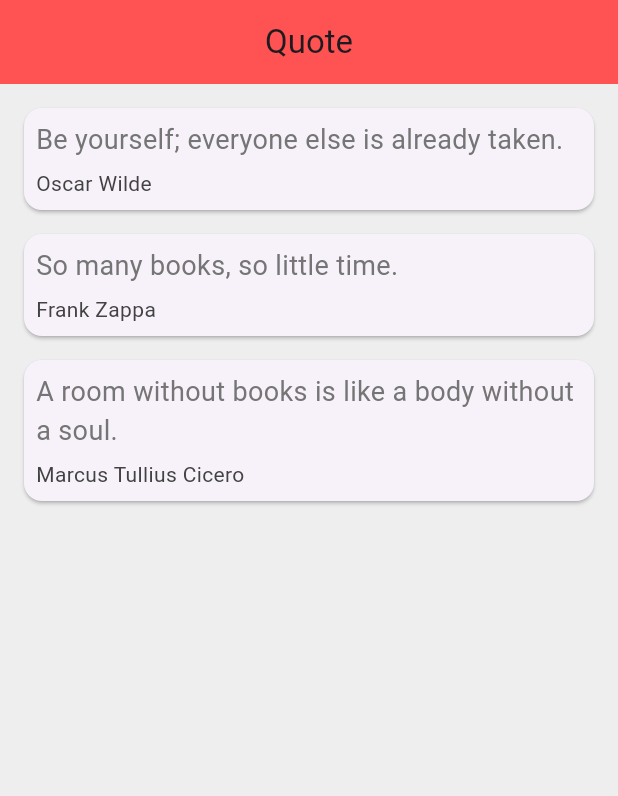
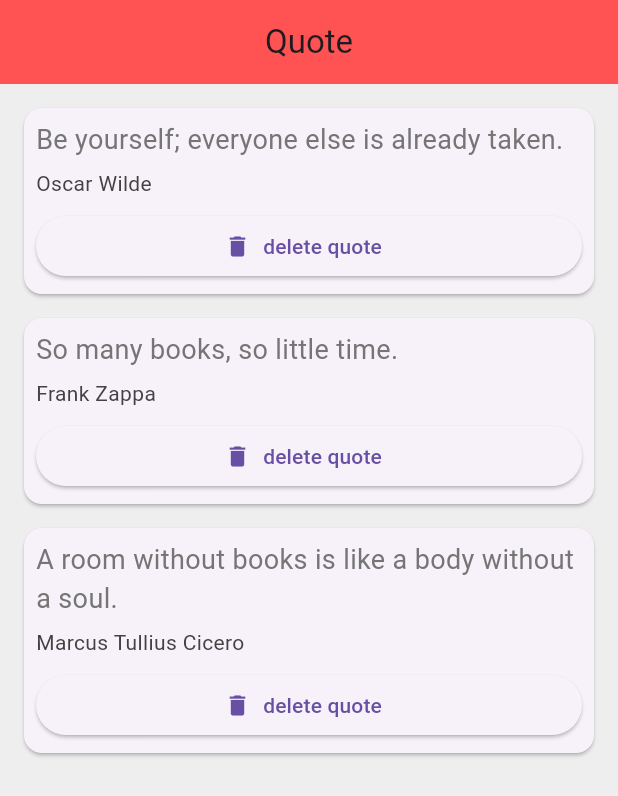
Before and after one commit to dimss113/flutter_tutorial, a Flutter app: the screen it shows after launch, on a phone screen of 412 x 824 dp. Shown: the top 796 px of the screen. Run offline on Flutter 3.47's test engine with Material 3 defaults, Android fonts, the phone set to English and light mode, and no system bars.

Commit message:
feat: add quotecard delete

```diff
--- a/lib/main.dart
+++ b/lib/main.dart
@@ -3,6 +3,7 @@ import 'package:flutter/material.dart';
 import 'package:flutter/rendering.dart';
 import 'package:flutter/widgets.dart';
 import 'quote.dart';
+import 'quote_card.dart';
 
 void main() {
   runApp(const MaterialApp(
@@ -31,35 +32,6 @@ class _QuoteListState extends State<QuoteList> {
         author: 'Marcus Tullius Cicero'),
   ];
 
-  Widget quoteTemplate(quote) {
-    return Card(
-      margin: const EdgeInsets.fromLTRB(16.0, 16.0, 16.0, 0),
-      child: Padding(
-        padding: const EdgeInsets.all(8.0),
-        child: Column(
-          crossAxisAlignment: CrossAxisAlignment.stretch,
-          children: <Widget>[
-            Text(
-              quote.quote,
-              style: TextStyle(
-                fontSize: 18.0,
-                color: Colors.grey[600],
-              )
-            ),
-            const SizedBox(height: 6.0),
-            Text(
-              quote.author,
-              style: TextStyle(
-                fontSize: 14.0,
-                color: Colors.grey[800],
-              )
-            ),
-          ],
-        ),
-      ),
-    );
-  }
-
   @override
   Widget build(BuildContext context) {
     return Scaffold(
@@ -73,7 +45,14 @@ class _QuoteListState extends State<QuoteList> {
           children: <Widget>[
             Column(
               children: quotes.map((quote) {
-                return quoteTemplate(quote); // Display the first and second quote
+                return QuoteCard(
+                    quote: quote,
+                    delete: () {
+                      setState(() {
+                        quotes.remove(quote);
+                      });
+                    }
+                ); // Display the first and second quote
               }).toList(), // Display the third quote
             )
           ],
--- /dev/null
+++ b/lib/quote_card.dart
@@ -0,0 +1,46 @@
+import 'package:flutter/cupertino.dart';
+import 'package:flutter/material.dart';
+import 'package:flutter/rendering.dart';
+import 'package:flutter/widgets.dart';
+import 'quote.dart';
+
+class QuoteCard extends StatelessWidget {
+
+  final Quote quote;
+  final Function delete;
+  const QuoteCard({super.key,
+    required this.quote, required this.delete
+  });
+
+  @override
+  Widget build(BuildContext context) {
+    return Card(
+      margin: const EdgeInsets.fromLTRB(16.0, 16.0, 16.0, 0),
+      child: Padding(
+        padding: const EdgeInsets.all(8.0),
+        child: Column(
+          crossAxisAlignment: CrossAxisAlignment.stretch,
+          children: <Widget>[
+            Text(quote.quote,
+                style: TextStyle(
+                  fontSize: 18.0,
+                  color: Colors.grey[600],
+                )),
+            const SizedBox(height: 6.0),
+            Text(quote.author,
+                style: TextStyle(
+                  fontSize: 14.0,
+                  color: Colors.grey[800],
+            )),
+            const SizedBox(height: 8.0),
+            ElevatedButton.icon(
+                onPressed: delete as void Function()?,
+              icon: const Icon(Icons.delete),
+              label: const Text('delete quote')
+            )
+          ],
+        ),
+      ),
+    );
+  }
+}
```
